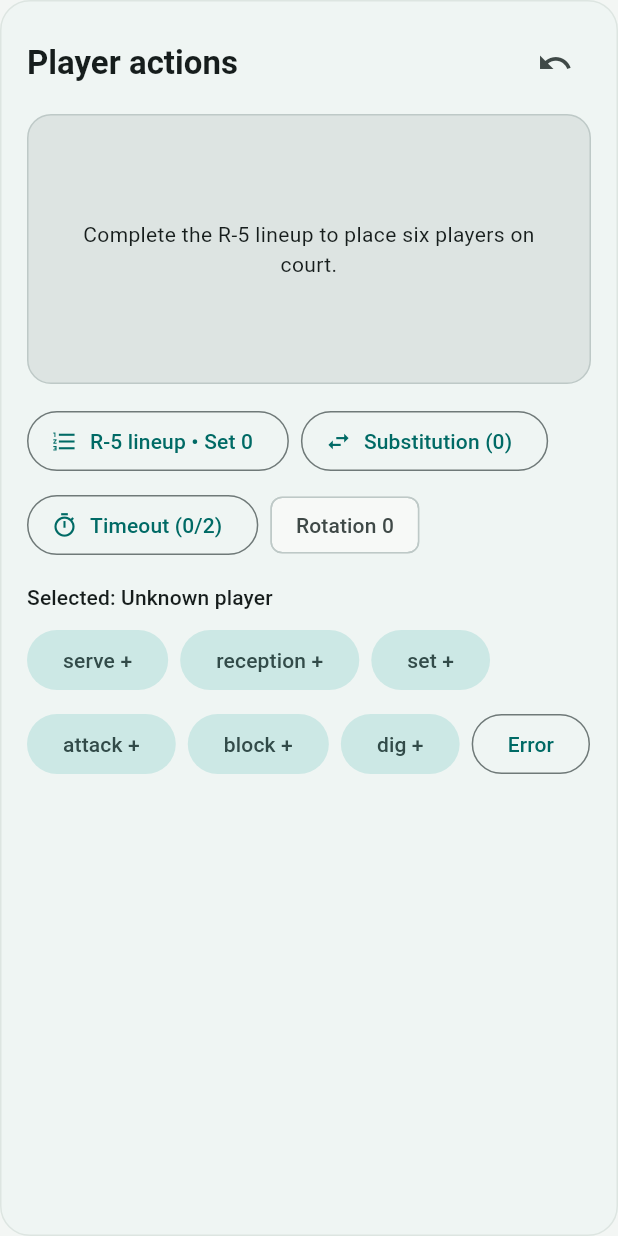
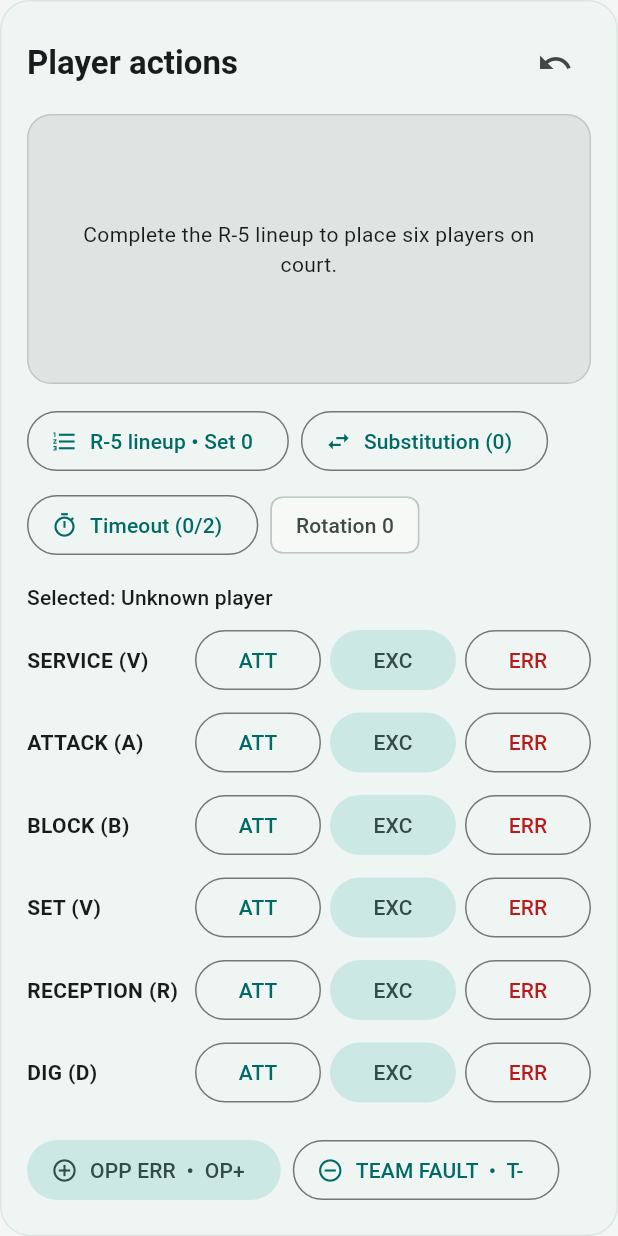
Before and after one commit to nicodecastro/vc-stats, a Flutter app: the _EntryPanel widget shown alone on an empty page, opened directly with empty values, on a phone screen of 412 x 824 dp. Run offline on Flutter 3.47's test engine with Material 3 defaults, Android fonts, the phone set to English and light mode, and no system bars; our stand-ins replace drift, file_picker, flutter_riverpod, go_router; accounts and stored records are empty.

Commit message:
feat: add opponentError and teamFault, update notation

```diff
--- a/app/lib/domain/packages.dart
+++ b/app/lib/domain/packages.dart
@@ -66,7 +66,7 @@ class GamePackage {
 
 class PortablePackageService {
   const PortablePackageService();
-  static const schemaVersion = 3;
+  static const schemaVersion = 4;
 
   GamePackage createGamePackage({
     required String packageId,
--- a/app/lib/domain/statistics.dart
+++ b/app/lib/domain/statistics.dart
@@ -78,7 +78,11 @@ class StatisticsService {
           final playerActions = byPlayer[player.id] ?? const <TeamAction>[];
           final skills = <Skill, SkillSummary>{};
           for (final skill in Skill.values.where(
-            (item) => item != Skill.timeout && item != Skill.substitution,
+            (item) =>
+                item != Skill.timeout &&
+                item != Skill.substitution &&
+                item != Skill.opponentError &&
+                item != Skill.teamFault,
           )) {
             final relevant = playerActions
                 .where((action) => action.skill == skill)
--- a/app/lib/presentation/pages/tracker_page.dart
+++ b/app/lib/presentation/pages/tracker_page.dart
@@ -390,17 +390,18 @@ class _TrackerPageState extends ConsumerState<TrackerPage> {
       const ['I', 'II', 'III', 'IV', 'V', 'VI'][position - 1];
 
   void _addAction(Skill skill, ActionGrade grade, TournamentTeam team) {
-    if (skill != Skill.timeout &&
+    final requiresPlayer =
+        skill != Skill.timeout &&
         skill != Skill.substitution &&
-        selectedPlayerId == null) {
-      return;
-    }
+        skill != Skill.opponentError &&
+        skill != Skill.teamFault;
+    if (requiresPlayer && selectedPlayerId == null) return;
     setState(
       () => pending.add(
         TeamAction(
           id: const Uuid().v4(),
           teamId: team.id,
-          playerId: skill == Skill.timeout ? null : selectedPlayerId,
+          playerId: requiresPlayer ? selectedPlayerId : null,
           skill: skill,
           grade: grade,
           recordedAt: DateTime.now(),
@@ -798,29 +799,26 @@ class _EntryPanel extends StatelessWidget {
             style: Theme.of(context).textTheme.titleSmall,
           ),
           const SizedBox(height: 8),
+          _SkillActionGrid(
+            enabled: selectedPlayerId != null,
+            onAdd: (skill, grade) => onAdd(skill, grade, team),
+          ),
+          const SizedBox(height: 10),
           Wrap(
             spacing: 8,
             runSpacing: 8,
             children: [
-              for (final skill in [
-                Skill.serve,
-                Skill.reception,
-                Skill.set,
-                Skill.attack,
-                Skill.block,
-                Skill.dig,
-              ])
-                FilledButton.tonal(
-                  onPressed: selectedPlayerId == null
-                      ? null
-                      : () => onAdd(skill, ActionGrade.success, team),
-                  child: Text('${skill.name} +'),
-                ),
-              OutlinedButton(
-                onPressed: selectedPlayerId == null
-                    ? null
-                    : () => onAdd(Skill.error, ActionGrade.error, team),
-                child: const Text('Error'),
+              FilledButton.tonalIcon(
+                onPressed: () =>
+                    onAdd(Skill.opponentError, ActionGrade.success, team),
+                icon: const Icon(Icons.add_circle_outline),
+                label: const Text('OPP ERR  •  OP+'),
+              ),
+              OutlinedButton.icon(
+                onPressed: () =>
+                    onAdd(Skill.teamFault, ActionGrade.error, team),
+                icon: const Icon(Icons.remove_circle_outline),
+                label: const Text('TEAM FAULT  •  T-'),
               ),
             ],
           ),
@@ -832,9 +830,7 @@ class _EntryPanel extends StatelessWidget {
               children: pending
                   .map(
                     (action) => InputChip(
-                      label: Text(
-                        '${action.skill.name} ${action.grade == ActionGrade.success ? '+' : ''}',
-                      ),
+                      label: Text(action.notation(team)),
                       onDeleted: () => onRemove(action),
                     ),
                   )
@@ -854,6 +850,72 @@ class _EntryPanel extends StatelessWidget {
         ? 'Unknown player'
         : '#${player.number} ${player.name}';
   }
+}
+
+class _SkillActionGrid extends StatelessWidget {
+  const _SkillActionGrid({required this.enabled, required this.onAdd});
+
+  final bool enabled;
+  final void Function(Skill skill, ActionGrade grade) onAdd;
+
+  static const skills = [
+    (label: 'SERVICE', code: 'V', skill: Skill.serve),
+    (label: 'ATTACK', code: 'A', skill: Skill.attack),
+    (label: 'BLOCK', code: 'B', skill: Skill.block),
+    (label: 'SET', code: 'V', skill: Skill.set),
+    (label: 'RECEPTION', code: 'R', skill: Skill.reception),
+    (label: 'DIG', code: 'D', skill: Skill.dig),
+  ];
+
+  @override
+  Widget build(BuildContext context) => Column(
+    children: [
+      for (final item in skills)
+        Padding(
+          padding: const EdgeInsets.only(bottom: 7),
+          child: Row(
+            children: [
+              SizedBox(
+                width: 112,
+                child: Text(
+                  '${item.label} (${item.code})',
+                  style: const TextStyle(fontWeight: FontWeight.bold),
+                ),
+              ),
+              Expanded(
+                child: OutlinedButton(
+                  onPressed: enabled
+                      ? () => onAdd(item.skill, ActionGrade.attempt)
+                      : null,
+                  child: const Text('ATT'),
+                ),
+              ),
+              const SizedBox(width: 6),
+              Expanded(
+                child: FilledButton.tonal(
+                  onPressed: enabled
+                      ? () => onAdd(item.skill, ActionGrade.success)
+                      : null,
+                  child: const Text('EXC'),
+                ),
+              ),
+              const SizedBox(width: 6),
+              Expanded(
+                child: OutlinedButton(
+                  style: OutlinedButton.styleFrom(
+                    foregroundColor: Theme.of(context).colorScheme.error,
+                  ),
+                  onPressed: enabled
+                      ? () => onAdd(item.skill, ActionGrade.error)
+                      : null,
+                  child: const Text('ERR'),
+                ),
+              ),
+            ],
+          ),
+        ),
+    ],
+  );
 }
 
 class _HalfCourt extends StatelessWidget {
@@ -1045,7 +1107,7 @@ class _Timeline extends StatelessWidget {
           '${winner.shortCode} point  •  ${rally.homeScore}-${rally.awayScore}',
         ),
         subtitle: Text(
-          'Set ${rally.setNumber}${rally.actions.isEmpty ? '' : ' • ${rally.actions.map((a) => a.skill.name).join(', ')}'}',
+          'Set ${rally.setNumber}${rally.actions.isEmpty ? '' : ' • ${rally.actions.map((action) => action.notation(trackedTeam)).join('  ')}'}',
         ),
       );
     }
```
Also changed, not shown: app/lib/domain/models.dart (+31 -1 lines), 2 other files.
